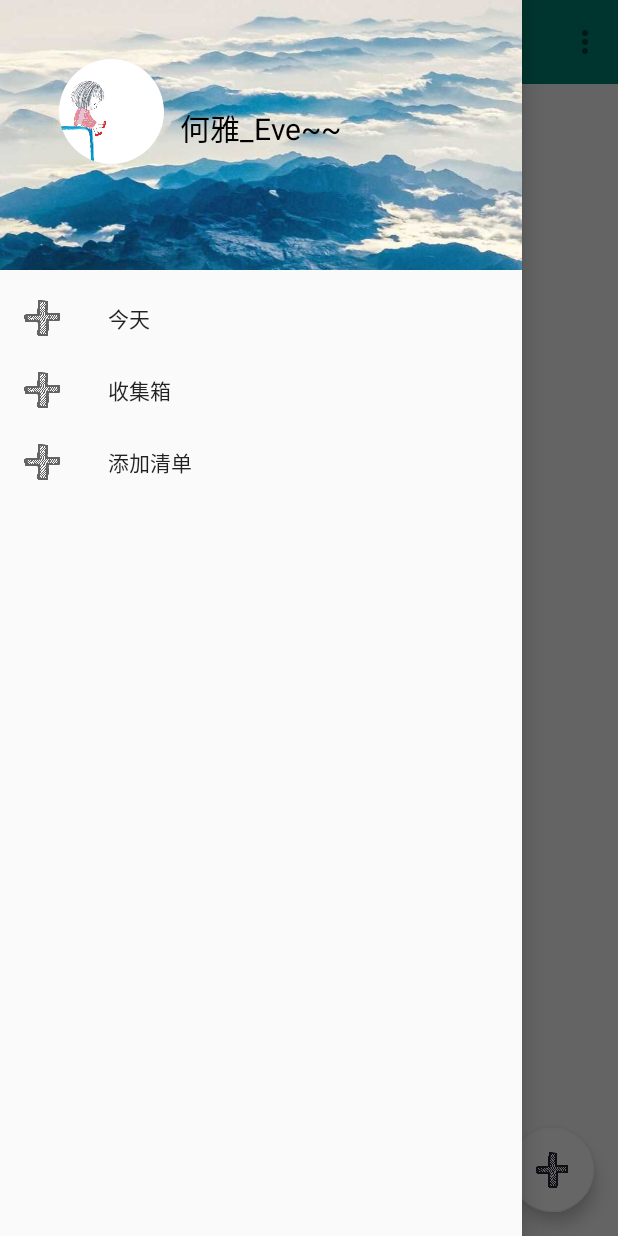
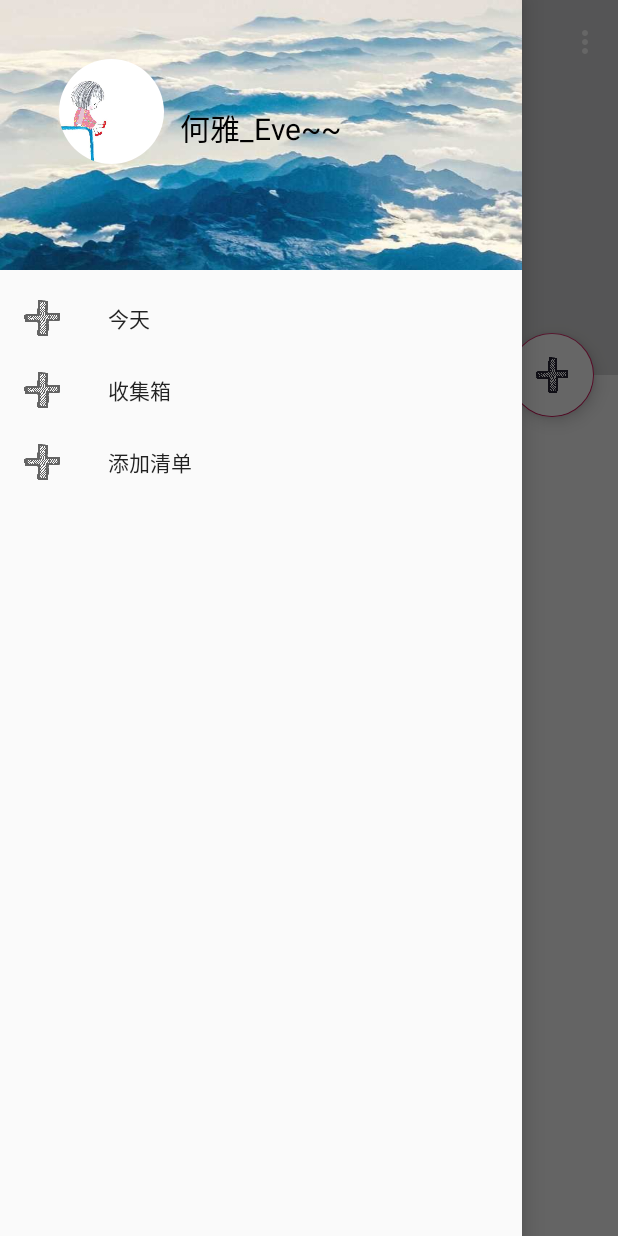
Before and after one commit to Heya30/todolist1, an Android app: the screen it shows after launch (MainActivity), with the side drawer open, on a phone screen of 412 x 824 dp. Run offline under Robolectric (Android 15) with nearby library versions, the phone set to English and light mode, and no system bars; our stand-ins replace CircleImageView; libraries missing offline, so code that uses them is left out: org.litepal, org.litepal.crud; 2 statements that could not run were skipped.

Commit message:
Update activity_main.xml

```diff
--- a/app/src/main/res/layout/activity_main.xml
+++ b/app/src/main/res/layout/activity_main.xml
@@ -7,53 +7,96 @@
     android:layout_height="match_parent">
 
 
-    <RelativeLayout
-        android:layout_width="wrap_content"
+    <android.support.design.widget.CoordinatorLayout
+        android:layout_width="match_parent"
         android:layout_height="match_parent">
 
-        <android.support.v7.widget.Toolbar
-            android:id="@+id/toolbar"
+        <android.support.design.widget.AppBarLayout
+            android:id = "@+id/appBar"
+            android:layout_height="250dp"
+            android:layout_width="match_parent">
+
+
+            <android.support.design.widget.CollapsingToolbarLayout
+                android:id="@+id/collapsing_toolbar"
+                android:layout_width="match_parent"
+                android:layout_height="match_parent"
+                android:theme="@style/ThemeOverlay.AppCompat.Dark.ActionBar"
+                app:contentScrim="?attr/colorPrimary"
+                app:layout_scrollFlags="scroll|exitUntilCollapsed">
+
+                <ImageView
+                    android:layout_width="match_parent"
+                    android:layout_height="match_parent"
+                    android:id = "@id/title"
+                    app:layout_collapseMode="parallax"
+                    android:scaleType = "centerCrop"
+                    android:src="@mipmap/cloud"
+
+                    />
+
+
+                <android.support.v7.widget.Toolbar
+                    android:id="@+id/toolbar"
+                    android:layout_width="match_parent"
+                    android:layout_height="?attr/actionBarSize"
+                    app:layout_collapseMode = "pin"
+                    />
+
+
+
+
+            </android.support.design.widget.CollapsingToolbarLayout>
+
+
+        </android.support.design.widget.AppBarLayout>
+
+
+        <!--<android.support.v4.widget.NestedScrollView-->
+            <!--android:layout_height="match_parent"-->
+            <!--android:layout_width="match_parent"-->
+            <!--app:layout_behavior="@string/appbar_scrolling_view_behavior"-->
+
+
+        <android.support.v4.widget.NestedScrollView
             android:layout_width="match_parent"
-            android:layout_height="?attr/actionBarSize"
-            android:layout_alignParentTop="true"
-            android:background="@color/colorPrimary"
-            android:theme="@style/ThemeOverlay.AppCompat.Light"
+            android:layout_height="match_parent"
+            app:layout_behavior="@string/appbar_scrolling_view_behavior">
 
-            />
 
         <android.support.v7.widget.RecyclerView
+                android:id="@+id/recyclerview"
+                android:layout_width="match_parent"
+                android:layout_height="match_parent"
 
+                android:orientation="vertical" />
+        </android.support.v4.widget.NestedScrollView>
 
-            android:id="@+id/recyclerview"
-            android:layout_width="442dp"
-            android:layout_height="match_parent"
-            android:layout_below="@+id/toolbar"
-            android:layout_alignParentStart="true"
-            android:layout_alignParentLeft="true"
-            android:layout_marginStart="0dp"
-            android:layout_marginLeft="0dp"
-            android:layout_marginTop="0dp"
-            android:orientation="vertical" />
 
 
         <android.support.design.widget.FloatingActionButton
             android:id="@+id/add"
             android:layout_width="wrap_content"
             android:layout_height="wrap_content"
-            android:layout_alignParentRight="true"
-            android:layout_alignParentBottom="true"
-            android:layout_marginStart="16dp"
-            android:layout_marginLeft="16dp"
-            android:layout_marginTop="16dp"
-            android:layout_marginEnd="16dp"
-            android:layout_marginRight="16dp"
-            android:layout_marginBottom="16dp"
+            android:layout_margin="16dp"
             android:onClick="add"
             android:src="@mipmap/add"
-            app:backgroundTint="?attr/colorBackgroundFloating" />
+            android:backgroundTint="#FFFFFF"
+            app:layout_anchor = "@id/appBar"
+            app:layout_anchorGravity="bottom|end"/>
+
+    <!--</android.support.v4.widget.NestedScrollView>-->
+    </android.support.design.widget.CoordinatorLayout>
 
 
-    </RelativeLayout>
+
+
+
+
+
+
+
+
 
 
 <android.support.design.widget.NavigationView
```
